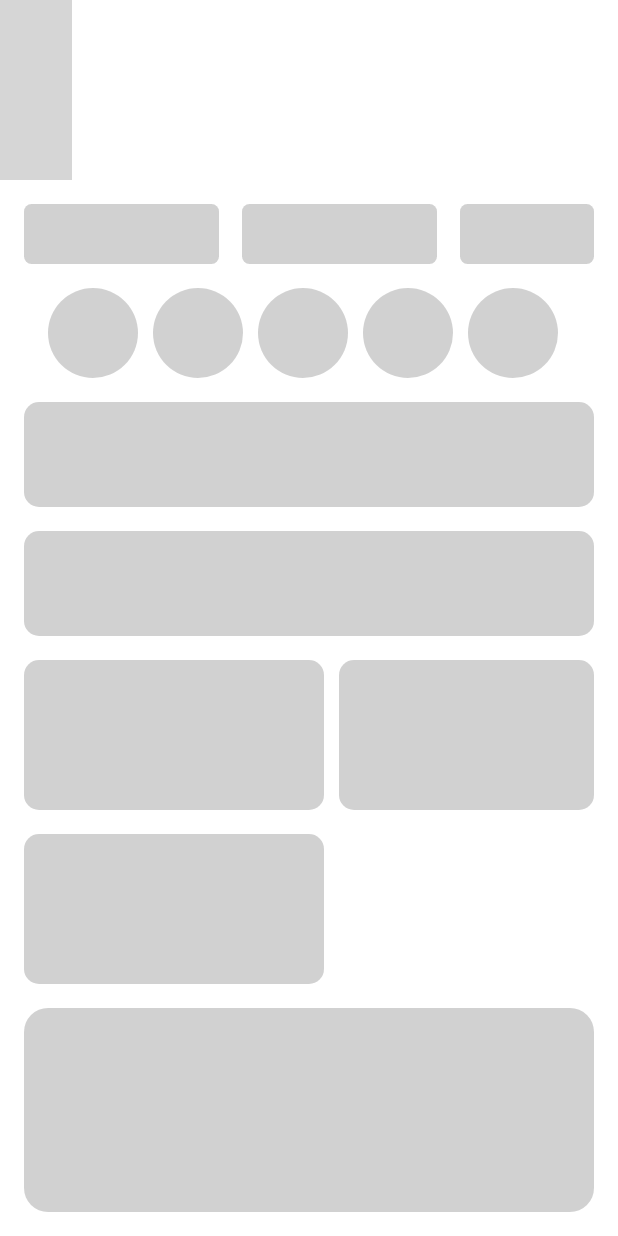
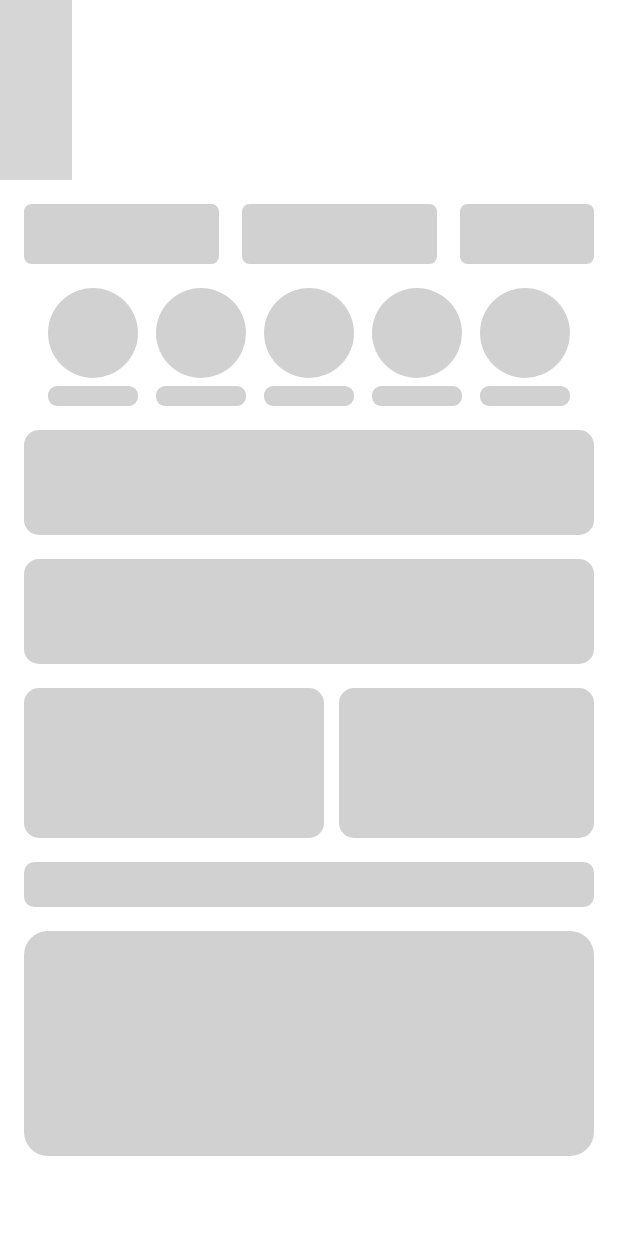
Before and after one commit to javierpe/ArtGallery, an Android app built with Jetpack Compose: the main screen opened through its navigation route, on a phone screen of 412 x 824 dp. Run offline under Robolectric (Android 15) with nearby library versions, the phone set to English and light mode, and no system bars; our stand-ins replace Dagger/Hilt's generated code, Room's generated code, constraintlayout-compose, window size class; 1 statement that could not run was skipped; grey boxes are pictures that could not be loaded.

```diff
--- a/app/src/main/java/com/nucu/dynamiclistcompose/components/filters/FiltersComponentView.kt
+++ b/app/src/main/java/com/nucu/dynamiclistcompose/components/filters/FiltersComponentView.kt
@@ -35,7 +35,6 @@ import androidx.compose.ui.unit.Dp
 import androidx.compose.ui.unit.dp
 import com.nucu.dynamiclistcompose.renders.base.RenderType
 import kotlinx.coroutines.launch
-
 
 @Composable
 fun FiltersComponentView(
--- a/app/src/main/java/com/nucu/dynamiclistcompose/factories/FacesFactory.kt
+++ b/app/src/main/java/com/nucu/dynamiclistcompose/factories/FacesFactory.kt
@@ -1,21 +1,21 @@
 package com.nucu.dynamiclistcompose.factories
 
-import androidx.compose.foundation.ExperimentalFoundationApi
 import androidx.compose.foundation.background
-import androidx.compose.foundation.clipScrollableContainer
-import androidx.compose.foundation.gestures.Orientation
 import androidx.compose.foundation.layout.Arrangement
 import androidx.compose.foundation.layout.Box
+import androidx.compose.foundation.layout.Column
 import androidx.compose.foundation.layout.Row
 import androidx.compose.foundation.layout.fillMaxWidth
+import androidx.compose.foundation.layout.height
 import androidx.compose.foundation.layout.padding
 import androidx.compose.foundation.layout.size
+import androidx.compose.foundation.layout.width
 import androidx.compose.foundation.shape.CircleShape
+import androidx.compose.foundation.shape.RoundedCornerShape
 import androidx.compose.material.MaterialTheme
 import androidx.compose.runtime.Composable
 import androidx.compose.ui.Modifier
 import androidx.compose.ui.draw.clip
-import androidx.compose.ui.draw.clipToBounds
 import androidx.compose.ui.unit.dp
 import com.nucu.dynamiclistcompose.adapters.DynamicListAdapterFactory
 import com.nucu.dynamiclistcompose.components.faces.FacesComponentView
@@ -49,11 +49,17 @@ class FacesFactory @Inject constructor(
     @Composable
     override fun CreateSkeleton() {
         val size = 60.dp
+        val roundedText = 6.dp
+        val heightText = 13.dp
+
         Row(
             modifier = Modifier
                 .padding(start = 16.dp, end = 16.dp)
                 .fillMaxWidth(),
-            horizontalArrangement = Arrangement.spacedBy(10.dp)
+            horizontalArrangement = Arrangement.SpaceBetween
+        ) {
+            Column(
+                verticalArrangement = Arrangement.spacedBy(5.dp),
             ) {
                 Box(
                     modifier = Modifier
@@ -64,11 +70,16 @@ class FacesFactory @Inject constructor(
 
                 Box(
                     modifier = Modifier
-                    .size(size)
-                    .clip(CircleShape)
+                        .width(size)
+                        .height(heightText)
+                        .clip(RoundedCornerShape(roundedText))
                         .background(MaterialTheme.colors.onPrimary)
                 )
+            }
 
+            Column(
+                verticalArrangement = Arrangement.spacedBy(5.dp),
+            ) {
                 Box(
                     modifier = Modifier
                         .size(size)
@@ -78,6 +89,18 @@ class FacesFactory @Inject constructor(
 
                 Box(
                     modifier = Modifier
+                        .width(size)
+                        .height(heightText)
+                        .clip(RoundedCornerShape(roundedText))
+                        .background(MaterialTheme.colors.onPrimary)
+                )
+            }
+
+            Column(
+                verticalArrangement = Arrangement.spacedBy(5.dp),
+            ) {
+                Box(
+                    modifier = Modifier
                         .size(size)
                         .clip(CircleShape)
                         .background(MaterialTheme.colors.onPrimary)
@@ -85,11 +108,50 @@ class FacesFactory @Inject constructor(
 
                 Box(
                     modifier = Modifier
+                        .width(size)
+                        .height(heightText)
+                        .clip(RoundedCornerShape(roundedText))
+                        .background(MaterialTheme.colors.onPrimary)
+                )
+            }
+
+            Column(
+                verticalArrangement = Arrangement.spacedBy(5.dp),
+            ) {
+                Box(
+                    modifier = Modifier
                         .size(size)
                         .clip(CircleShape)
                         .background(MaterialTheme.colors.onPrimary)
-                    .clipToBounds()
+                )
+
+                Box(
+                    modifier = Modifier
+                        .width(size)
+                        .height(heightText)
+                        .clip(RoundedCornerShape(roundedText))
+                        .background(MaterialTheme.colors.onPrimary)
+                )
+            }
+
+            Column(
+                verticalArrangement = Arrangement.spacedBy(5.dp),
+            ) {
+                Box(
+                    modifier = Modifier
+                        .size(size)
+                        .clip(CircleShape)
+                        .background(MaterialTheme.colors.onPrimary)
+                )
+
+                Box(
+                    modifier = Modifier
+                        .width(size)
+                        .height(heightText)
+                        .clip(RoundedCornerShape(roundedText))
+                        .background(MaterialTheme.colors.onPrimary)
                 )
             }
         }
     }
+}
--- a/app/src/main/java/com/nucu/dynamiclistcompose/factories/TextFactory.kt
+++ b/app/src/main/java/com/nucu/dynamiclistcompose/factories/TextFactory.kt
@@ -2,8 +2,8 @@ package com.nucu.dynamiclistcompose.factories
 
 import androidx.compose.foundation.background
 import androidx.compose.foundation.layout.Box
+import androidx.compose.foundation.layout.fillMaxWidth
 import androidx.compose.foundation.layout.height
-import androidx.compose.foundation.layout.width
 import androidx.compose.foundation.shape.RoundedCornerShape
 import androidx.compose.material.MaterialTheme
 import androidx.compose.runtime.Composable
@@ -41,12 +41,11 @@ class TextFactory @Inject constructor(): DynamicListAdapterFactory {
 
     @Composable
     override fun CreateSkeleton() {
-
         Box(
             modifier = Modifier
-                .clip(RoundedCornerShape(10.dp))
-                .width(200.dp)
-                .height(100.dp)
+                .clip(RoundedCornerShape(7.dp))
+                .fillMaxWidth()
+                .height(30.dp)
                 .background(MaterialTheme.colors.onPrimary)
         )
     }
--- a/app/src/main/java/com/nucu/dynamiclistcompose/ui/components/DynamicListHeaderComponentView.kt
+++ b/app/src/main/java/com/nucu/dynamiclistcompose/ui/components/DynamicListHeaderComponentView.kt
@@ -5,6 +5,7 @@ import androidx.compose.foundation.layout.padding
 import androidx.compose.foundation.layout.wrapContentHeight
 import androidx.compose.foundation.lazy.LazyListState
 import androidx.compose.foundation.lazy.rememberLazyListState
+import androidx.compose.material.MaterialTheme
 import androidx.compose.material.Text
 import androidx.compose.runtime.Composable
 import androidx.compose.ui.Modifier
@@ -29,7 +30,7 @@ import com.nucu.dynamiclistcompose.ui.theme.Typography
 fun DynamicListHeaderComponentView(
     title: String,
     contextType: ContextType,
-    bodyLazyListState: LazyListState,
+    bodyLazyListState: LazyListState? = null,
     onBackPressed: () -> Unit // Remove this and set navigation compose here
 ) {
     when (contextType) {
@@ -82,7 +83,8 @@ fun SimpleHeaderView(
                         key = "back-button",
                         state = showCaseState
                     ),
-                onClick = onBackPressed
+                onClick = onBackPressed,
+                iconColor = MaterialTheme.colors.secondary
             )
 
             Text(
@@ -92,7 +94,8 @@ fun SimpleHeaderView(
                     start.linkTo(backRef.end, 10.dp)
                 },
                 text = title,
-                style = Typography.h6
+                style = Typography.h6,
+                color = MaterialTheme.colors.primary
             )
         }
     }
--- a/app/src/main/java/com/nucu/dynamiclistcompose/ui/components/headers/HeaderWithImageView.kt
+++ b/app/src/main/java/com/nucu/dynamiclistcompose/ui/components/headers/HeaderWithImageView.kt
@@ -36,7 +36,7 @@ const val MIN_HEIGHT = 65
 @Composable
 fun HeaderWithImageView(
     title: String,
-    bodyLazyListState: LazyListState,
+    bodyLazyListState: LazyListState? = null,
     onBackPressed: () -> Unit
 ) {
 
@@ -45,7 +45,7 @@ fun HeaderWithImageView(
     val backButtonLayoutId = "back_button"
 
     val firstVisibleItem by derivedStateOf {
-        bodyLazyListState.firstVisibleItemIndex
+        bodyLazyListState?.firstVisibleItemIndex ?: 0
     }
 
     val progress by animateFloatAsState(
--- a/app/src/main/java/com/nucu/dynamiclistcompose/ui/examples/contents/BannerContent.kt
+++ b/app/src/main/java/com/nucu/dynamiclistcompose/ui/examples/contents/BannerContent.kt
@@ -4,7 +4,6 @@ import androidx.compose.foundation.background
 import androidx.compose.foundation.layout.Box
 import androidx.compose.foundation.layout.fillMaxSize
 import androidx.compose.foundation.layout.size
-import androidx.compose.foundation.lazy.rememberLazyListState
 import androidx.compose.material.CircularProgressIndicator
 import androidx.compose.runtime.Composable
 import androidx.compose.ui.Modifier
@@ -26,9 +25,7 @@ fun BannerContent(
     onBackPressed: () -> Unit
 ) {
 
-    val bodyLazyListState = rememberLazyListState()
-
-    Box() {
+    Box {
         SubcomposeAsyncImage(
             modifier = Modifier
                 .fillMaxSize()
@@ -59,8 +56,7 @@ fun BannerContent(
         DynamicListHeaderComponentView(
             title = "Esto es un banner",
             contextType = ContextType.BANNER_DETAIL,
-            onBackPressed = onBackPressed,
-            bodyLazyListState = bodyLazyListState
+            onBackPressed = onBackPressed
         )
     }
 }
```
Lines whose indentation alone changed are shown as unchanged.
